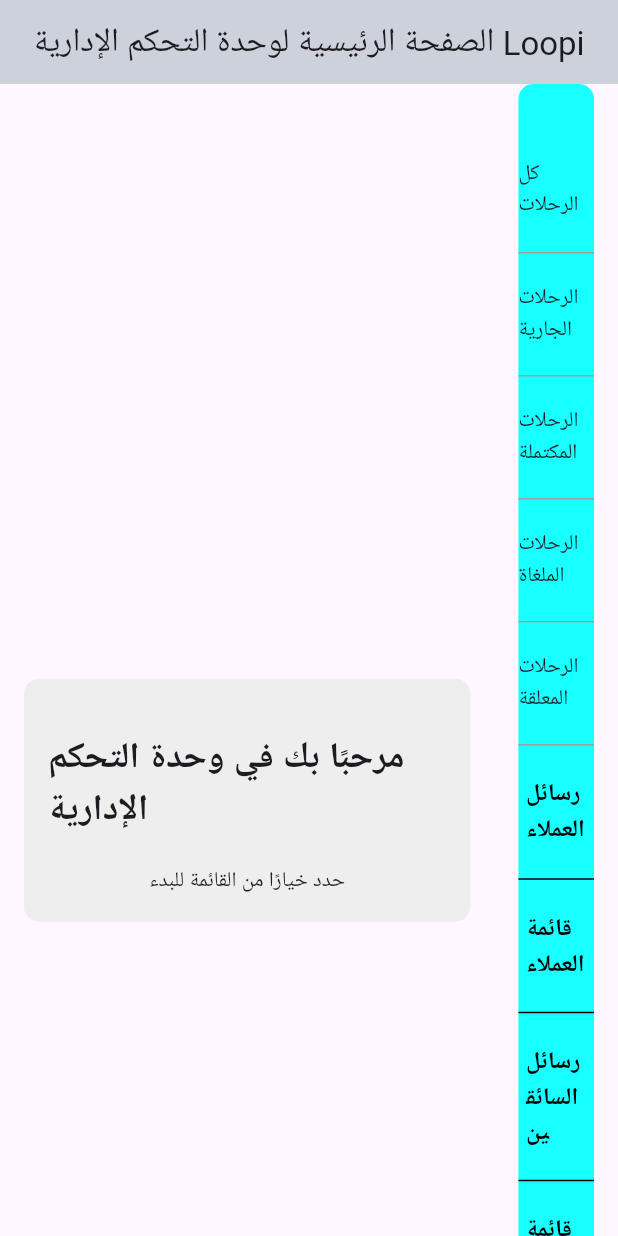
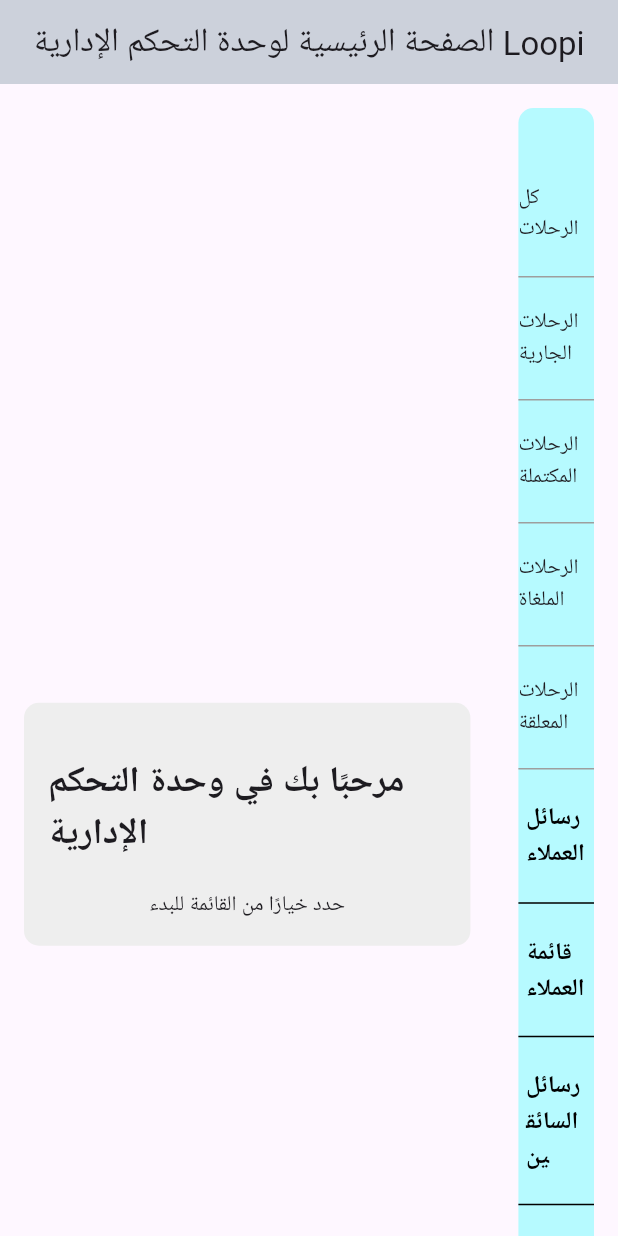
Before and after one commit to HossamAhmed954074/Loopi_Admin, a Flutter app: the HomeScreen screen opened by its route, on a phone screen of 412 x 824 dp. Run offline on Flutter 3.47's test engine with Material 3 defaults, Android fonts, the phone set to English and light mode, and no system bars; our stand-ins replace bloc, cloud_firestore, firebase_auth, firebase_core, flutter_bloc, go_router; accounts and stored records are empty; generated files the repository leaves out were written again.

```diff
--- a/lib/features/home/cubits/driver_register_cubit/cubit/driver_register_cubit.dart
+++ b/lib/features/home/cubits/driver_register_cubit/cubit/driver_register_cubit.dart
@@ -19,6 +19,7 @@ class DriverRegisterCubit extends Cubit<DriverRegisterState> {
     required String toCity,
     required String plateNumber,
     required int seats,
+    required String? image,
   }) async {
     emit(DriverRegisterLoading());
 
@@ -35,6 +36,7 @@ class DriverRegisterCubit extends Cubit<DriverRegisterState> {
         'to_city': toCity,
         'plate_number': plateNumber,
         'seats': seats,
+        'driver_image': image ?? '1BzVYUDJCilePhXHGfaUAifcsZZwOIaKE',
       });
 
       emit(DriverRegisterSuccess());
--- a/lib/features/home/pages/home_screen.dart
+++ b/lib/features/home/pages/home_screen.dart
@@ -83,15 +83,18 @@ class _HomeScreenState extends State<HomeScreen> {
             Expanded(
               flex: 1,
               child: Padding(
-                padding: const EdgeInsets.symmetric(horizontal: 16.0),
+                padding: const EdgeInsets.symmetric(
+                  horizontal: 16.0,
+                  vertical: 16,
+                ),
                 child: Container(
                   decoration: BoxDecoration(
-                    color: Colors.cyanAccent,
+                    color: Colors.cyanAccent.withAlpha(80),
                     borderRadius: BorderRadius.circular(10),
                   ),
                   child: Column(
                     // mainAxisAlignment: MainAxisAlignment.end,
-                    crossAxisAlignment: CrossAxisAlignment.center,
+                    crossAxisAlignment: CrossAxisAlignment.stretch,
                     children: [
                       SizedBox(height: 50),
                       Text('كل الرحلات '),
@@ -124,12 +127,14 @@ class _HomeScreenState extends State<HomeScreen> {
                             vertical: 20.0,
                             horizontal: 5,
                           ),
+                          child: Center(
                             child: Text(
                               'رسائل العملاء ',
                               style: TextStyle(
                                 fontSize: 16,
                                 fontWeight: FontWeight.bold,
                                 color: Colors.black,
+                              ),
                             ),
                           ),
                         ),
@@ -146,12 +151,14 @@ class _HomeScreenState extends State<HomeScreen> {
                             vertical: 20.0,
                             horizontal: 5,
                           ),
+                          child: Center(
                             child: Text(
                               'قائمة العملاء',
                               style: TextStyle(
                                 fontSize: 16,
                                 fontWeight: FontWeight.bold,
                                 color: Colors.black,
+                              ),
                             ),
                           ),
                         ),
@@ -168,12 +175,14 @@ class _HomeScreenState extends State<HomeScreen> {
                             vertical: 20.0,
                             horizontal: 5,
                           ),
+                          child: Center(
                             child: Text(
                               'رسائل السائقين',
                               style: TextStyle(
                                 fontSize: 16,
                                 fontWeight: FontWeight.bold,
                                 color: Colors.black,
+                              ),
                             ),
                           ),
                         ),
@@ -190,12 +199,14 @@ class _HomeScreenState extends State<HomeScreen> {
                             vertical: 20.0,
                             horizontal: 5,
                           ),
+                          child: Center(
                             child: Text(
                               'قائمة السائقين',
                               style: TextStyle(
                                 fontSize: 16,
                                 fontWeight: FontWeight.bold,
                                 color: Colors.black,
+                              ),
                             ),
                           ),
                         ),
@@ -212,12 +223,14 @@ class _HomeScreenState extends State<HomeScreen> {
                             vertical: 20.0,
                             horizontal: 5,
                           ),
+                          child: Center(
                             child: Text(
                               'أضافة سائق جديد',
                               style: TextStyle(
                                 fontSize: 16,
                                 fontWeight: FontWeight.bold,
                                 color: Colors.black,
+                              ),
                             ),
                           ),
                         ),
```
Also changed, not shown: lib/features/home/widgets/register_driver_body.dart (+14 -0 lines). Lines whose indentation alone changed are shown as unchanged.
